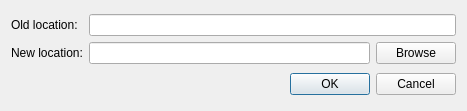
Before: the Qt Designer form src/plugins/bittorrent/movetorrentfiles.ui in 0xd34df00d/leechcraft, drawn with Qt 5.
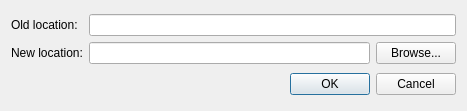
After: the same form once the commit is applied.

The edit to the form file:
```diff
--- a/src/plugins/bittorrent/movetorrentfiles.ui
+++ b/src/plugins/bittorrent/movetorrentfiles.ui
@@ -44,7 +44,7 @@
        <item>
         <widget class="QPushButton" name="Browse_" >
          <property name="text" >
-          <string>Browse</string>
+          <string>Browse...</string>
          </property>
         </widget>
        </item>
```
